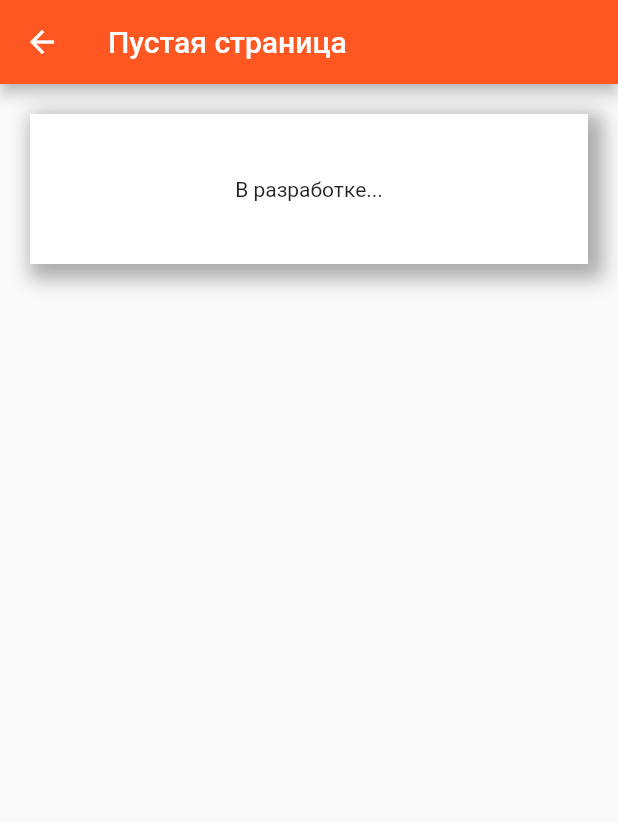
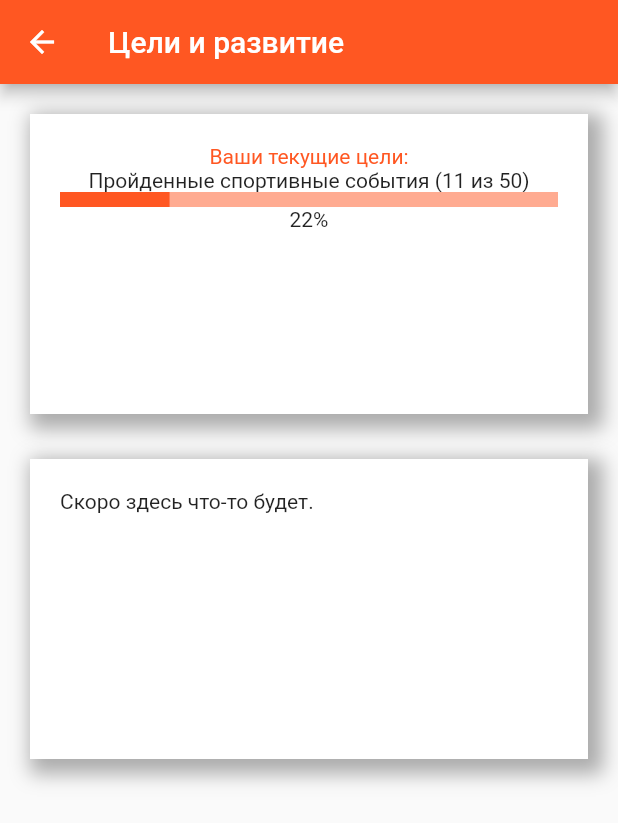
Before and after one commit to Quadro1337/TyumenTalentsApp, a Flutter app: the screen it shows after launch, item 4 of the bottom bar chosen, after a tap on "Цели и развитие", on a phone screen of 412 x 824 dp. Shown: the top 823 px of the screen. Run offline on Flutter 3.47's test engine with Material 2 defaults, Android fonts, the phone set to English and light mode, and no system bars; our stand-ins replace fancy_bottom_navigation.

Commit message:
Added Target Page, minor changes

```diff
--- /dev/null
+++ b/lib/TargetPage.dart
@@ -0,0 +1,65 @@
+import "package:flutter/material.dart";
+import 'EmptyPage.dart';
+
+class TargetPage extends StatefulWidget {
+  @override
+  _TargetPageState createState() => _TargetPageState();
+}
+
+int countOfEvents = 11;
+int maxCountOfEvents = 50;
+
+class _TargetPageState extends State<TargetPage> {
+  @override
+  Widget build(BuildContext context) {
+    return Scaffold(
+      appBar: AppBar(
+        title: Text("Цели и развитие"),
+      ),
+      body: Column(children: [
+        Container(
+          height: 200.0,
+          width: double.infinity,
+          margin:
+              EdgeInsets.only(left: 20.0, right: 20.0, top: 20.0, bottom: 10.0),
+          padding: EdgeInsets.all(20.0),
+          decoration: BoxDecoration(color: Color(0xFFFFFFFF), boxShadow: [
+            BoxShadow(
+                color: Color(0x350000000),
+                spreadRadius: 5.0,
+                blurRadius: 10.0,
+                offset: Offset(5, 5))
+          ]),
+          child: Column(
+            children: [
+              Text("Ваши текущие цели:",
+                  style: TextStyle(color: Colors.deepOrange)),
+              Text(
+                  "Пройденные спортивные события (${countOfEvents} из ${maxCountOfEvents})"),
+              LinearProgressIndicator(
+                value: countOfEvents / maxCountOfEvents,
+                minHeight: 10,
+              ),
+              Text("${((countOfEvents / maxCountOfEvents) * 100).round()}%"),
+            ],
+          ),
+        ),
+        Container(
+          height: 200.0,
+          width: double.infinity,
+          child: Text("Скоро здесь что-то будет."),
+          margin:
+              EdgeInsets.only(left: 20.0, right: 20.0, top: 20.0, bottom: 10.0),
+          padding: EdgeInsets.all(20.0),
+          decoration: BoxDecoration(color: Color(0xFFFFFFFF), boxShadow: [
+            BoxShadow(
+                color: Color(0x350000000),
+                spreadRadius: 5.0,
+                blurRadius: 10.0,
+                offset: Offset(5, 5))
+          ]),
+        )
+      ]),
+    );
+  }
+}
--- a/lib/main.dart
+++ b/lib/main.dart
@@ -131,9 +131,18 @@ class _MyHomePageState extends State<MyHomePage> {
                     offset: Offset(5, 5))
               ]),
               width: double.infinity,
-              height: 80.0,
+              height: 120.0,
               alignment: Alignment.center,
-              child: Text("Скоро здесь что-то будет."),
+              padding: EdgeInsets.only(left: 20.0, right: 20.0),
+              child: Column(
+                children: [
+                  TextField(
+                    decoration:
+                        InputDecoration(labelText: "Введите ключевые слова"),
+                  ),
+                  RaisedButton(onPressed: () => {}, child: Text("Искать"))
+                ],
+              ),
             ),
             Container(
                 padding: const EdgeInsets.all(20.0),
--- a/lib/myProfile.dart
+++ b/lib/myProfile.dart
@@ -1,7 +1,8 @@
 import "package:flutter/material.dart";
 import 'package:flutter_app/EmptyPage.dart';
+import 'TargetPage.dart';
+import 'FindMentorPage.dart';
 import 'ProforientationPage.dart';
-import 'FindMentorPage.dart';
 
 class MyProfile extends StatelessWidget {
   final List<Widget> column1;
@@ -52,10 +53,10 @@ class MyProfile extends StatelessWidget {
           child: Column(
             children: [
               RaisedButton(
-                  child: Text("Профориентация"),
+                  child: Text("Цели и развитие"),
                   onPressed: () {
-                    Navigator.of(context).push(MaterialPageRoute(
-                        builder: (context) => ProforientationPage()));
+                    Navigator.of(context).push(
+                        MaterialPageRoute(builder: (context) => TargetPage()));
                   }),
               RaisedButton(
                   child: Text("Поиск наставника"),
@@ -70,10 +71,10 @@ class MyProfile extends StatelessWidget {
                         MaterialPageRoute(builder: (context) => EmptyPage()));
                   }),
               RaisedButton(
-                  child: Text("Цели и развитие"),
+                  child: Text("Профориентация"),
                   onPressed: () {
-                    Navigator.of(context).push(
-                        MaterialPageRoute(builder: (context) => EmptyPage()));
+                    Navigator.of(context).push(MaterialPageRoute(
+                        builder: (context) => ProforientationPage()));
                   }),
               RaisedButton(
                   child: Text("Список достижений"),
--- a/pubspec.yaml
+++ b/pubspec.yaml
@@ -21,6 +21,7 @@ environment:
   sdk: ">=2.7.0 <3.0.0"
 
 dependencies:
+  url_launcher: ^5.7.8
   fancy_bottom_navigation: ^0.3.2
   flutter:
     sdk: flutter
```
Also changed, not shown: lib/FindMentorPage.dart (+10 -6 lines), lib/ProforientationPage.dart (+60 -19 lines), lib/PromoPage.dart (+15 -2 lines), 2 other files.
